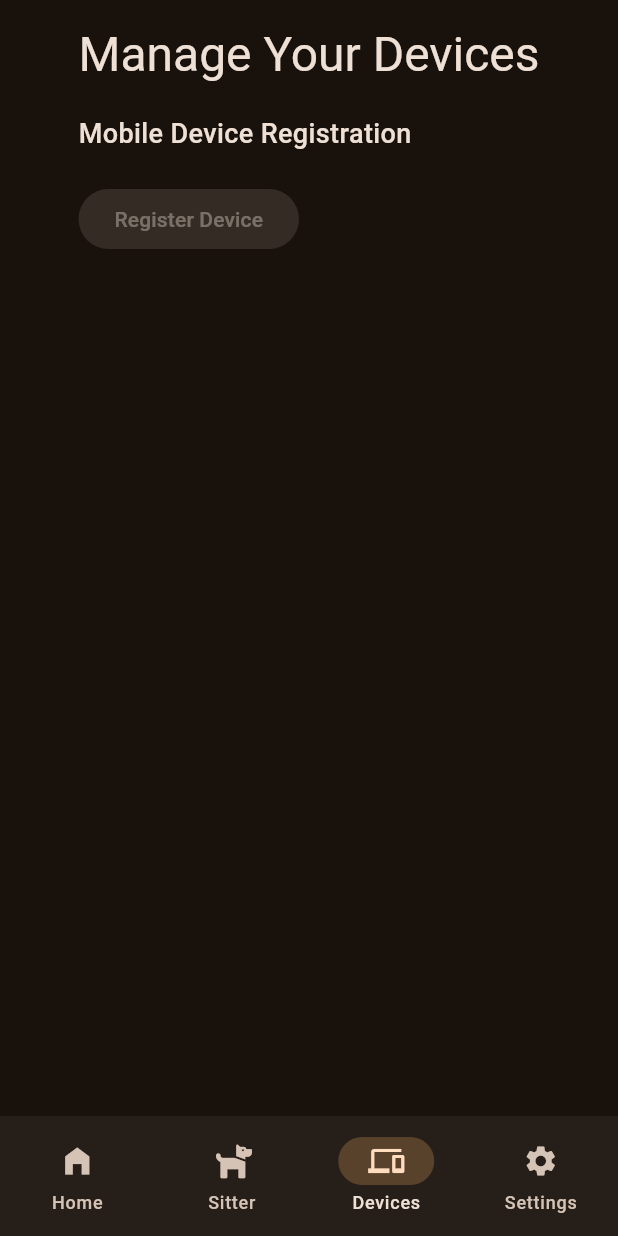
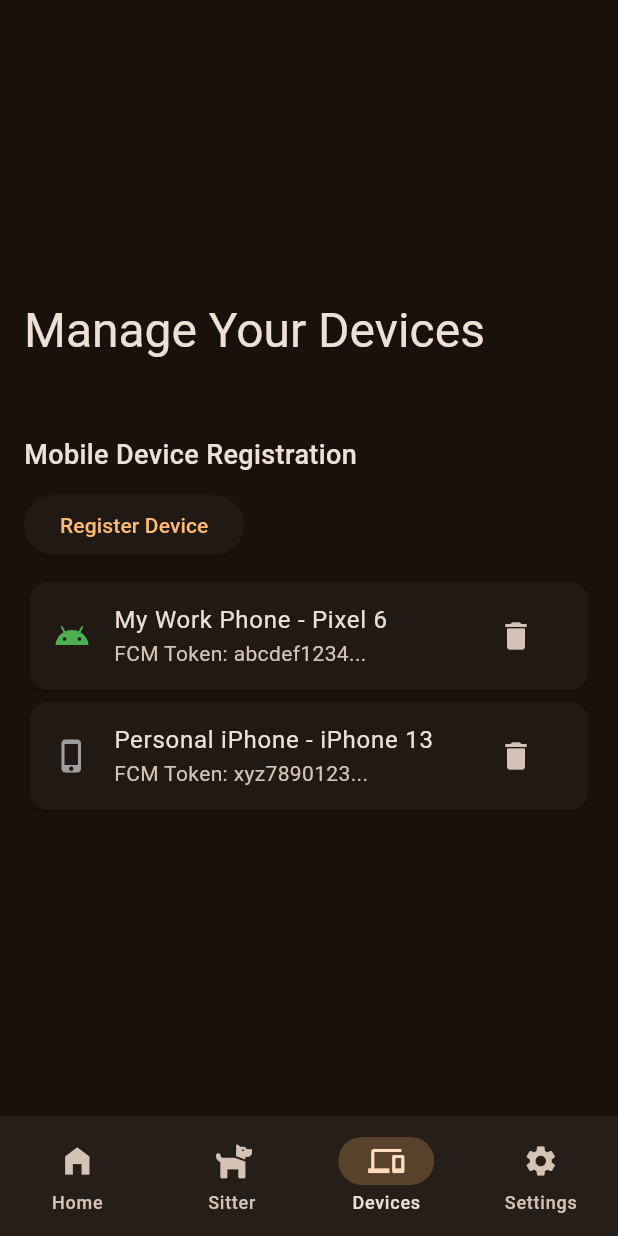
Before and after one commit to deathcoder/barkbuddy, a Flutter app: the screen it shows once a user with an empty profile is signed in, item 3 of the bottom bar chosen, on a phone screen of 412 x 824 dp. Run offline on Flutter 3.47's test engine with Material 3 defaults, Android fonts, the phone set to English and light mode, and no system bars; our stand-ins replace after_layout, bloc, cloud_firestore, device_info_plus, equatable, firebase_auth and 8 more; missing offline and left inert: firebase_app_check, pcmtowave, record; accounts and stored records are empty; network calls fail.

Commit message:
refactor pages and add register device functionality

```diff
--- /dev/null
+++ b/lib/common/collections.dart
@@ -0,0 +1,13 @@
+class Collections {
+  static final Users users = Users();
+}
+
+class Users {
+  final Devices devices = Devices();
+
+  final String collection = "users";
+}
+
+class Devices {
+  final String collection = "devices";
+}
--- a/lib/common/settings.dart
+++ b/lib/common/settings.dart
@@ -11,7 +11,7 @@ class Stub {
   Stub({
     this.gemini = true,
     this.audio = true,
-    this.notifications = true,
+    this.notifications = false,
     this.textToSpeech = true,
   });
 }
--- a/lib/home/home_screen.dart
+++ b/lib/home/home_screen.dart
@@ -1,6 +1,6 @@
 import 'package:barkbuddy/home/navigation/destination.dart';
 import 'package:barkbuddy/home/navigation/navigation_scaffold.dart';
-import 'package:barkbuddy/home/pages/sitter/bloc/audio_recorder_bloc.dart';
+import 'package:barkbuddy/home/pages/sitter/bloc/sitter_bloc.dart';
 import 'package:barkbuddy/home/pages/sitter/services/ai/barkbuddy_ai_service.dart';
 import 'package:barkbuddy/home/pages/sitter/services/notification/notification_service.dart';
 import 'package:barkbuddy/home/pages/sitter/services/recorder/recorder_service.dart';
@@ -25,13 +25,13 @@ class _HomeScreenState extends State<HomeScreen> {
 
   @override
   Widget build(BuildContext context) {
-    return BlocProvider<AudioRecorderBloc>(
-      create: (context) => AudioRecorderBloc(
+    return BlocProvider<SitterBloc>(
+      create: (context) => SitterBloc(
         textToSpeechService: context.read<TextToSpeechService>(),
         audioRecorderService: context.read<RecorderService>(),
         barkbuddyAiService: context.read<BarkbuddyAiService>(),
         notificationService: context.read<NotificationService>(),
-      )..add(InitializeAudioRecorder()),
+      )..add(InitializeSitter()),
       child: NavigationScaffold(
         selectedIndex: selectedIndex,
         body: SafeArea(
--- a/lib/home/navigation/destination.dart
+++ b/lib/home/navigation/destination.dart
@@ -2,7 +2,7 @@ import 'package:barkbuddy/common/widgets/barkbuddy_icons.dart';
 import 'package:barkbuddy/home/pages/devices/devices_page.dart';
 import 'package:barkbuddy/home/pages/home_page.dart';
 import 'package:barkbuddy/home/pages/settings_page.dart';
-import 'package:barkbuddy/home/pages/sitter/ai_sitter_page.dart';
+import 'package:barkbuddy/home/pages/sitter/sitter_page.dart';
 import 'package:flutter/material.dart';
 
 class Destination {
@@ -14,7 +14,7 @@ class Destination {
 
 List<Destination> destinations = <Destination>[
   Destination(Icons.home_filled, 'Home', builder: (_) => const HomePage()),
-  Destination(BarkbuddyIcons.dog, 'Sitter', builder: (_) => const AiSitterPage()),
-  Destination(Icons.devices, 'Devices', builder: (_) => const DevicesPage()),
+  Destination(BarkbuddyIcons.dog, 'Sitter', builder: (_) => const SitterPage()),
+  Destination(Icons.devices, 'Devices', builder: (_) => DevicesPage()),
   Destination(Icons.settings, 'Settings', builder: (_) => const SettingsPage()),
 ];
--- /dev/null
+++ b/lib/home/pages/devices/bloc/devices_event.dart
@@ -0,0 +1,5 @@
+part of 'devices_bloc.dart';
+
+sealed class DevicesEvent extends Equatable {
+  const DevicesEvent();
+}
--- a/lib/home/pages/devices/devices_page.dart
+++ b/lib/home/pages/devices/devices_page.dart
@@ -1,40 +1,52 @@
 import 'dart:io' show Platform;
 
+import 'package:barkbuddy/common/widgets/vertical_space.dart';
+import 'package:barkbuddy/home/pages/devices/models/user_device.dart';
+import 'package:barkbuddy/home/pages/devices/services/devices/devices_service.dart';
 import 'package:flutter/foundation.dart';
 import 'package:flutter/material.dart';
+import 'package:device_info_plus/device_info_plus.dart';
+import 'package:flutter_bloc/flutter_bloc.dart';
 
 class DevicesPage extends StatelessWidget {
-  final String? fcmToken = null;
-  final bool isLoading = false;
 
-  const DevicesPage({super.key});
+  // Sample data for registered devices
+  final List<UserDevice> registeredDevices = [
+    UserDevice(
+      platform: 'android',
+      name: 'My Work Phone - Pixel 6',
+      fcmToken: 'abcdef123456',
+    ),
+    UserDevice(
+      platform: 'ios',
+      name: 'Personal iPhone - iPhone 13',
+      fcmToken: 'xyz789012345',
+    ),
+  ];
+
+  DevicesPage({super.key});
 
   get kIsAndroidOrIos => !kIsWeb && (Platform.isAndroid || Platform.isIOS);
 
   @override
   Widget build(BuildContext context) {
-    return Column(
+    return SingleChildScrollView(
+      child: Column(
         crossAxisAlignment: CrossAxisAlignment.start,
         children: [
           Text(
             'Manage Your Devices',
             style: Theme.of(context).textTheme.headlineLarge,
           ),
-        const SizedBox(height: 20),
+          VerticalSpace.medium(),
           if (kIsAndroidOrIos) ...[
             const Text(
               'Mobile Device Registration',
               style: TextStyle(fontSize: 18, fontWeight: FontWeight.w500),
             ),
-          const SizedBox(height: 10),
-          if (isLoading && false)
-            const CircularProgressIndicator()
-          else if (fcmToken != null)
-            //Text('FCM Token: ${_fcmToken!.substring(0, 20)}...'),
-            const Text('FCM Token: <partial fcm token will go here>'),
-          const SizedBox(height: 10),
+            VerticalSpace.small(),
             ElevatedButton(
-            onPressed: fcmToken != null ? _registerDevice : null,
+              onPressed: () => _showRegisterDeviceDialog(context),
               child: const Text('Register Device'),
             ),
           ] else
@@ -42,14 +54,92 @@ class DevicesPage extends StatelessWidget {
               'To receive notifications, register your device by opening the app on your mobile phone.',
               style: Theme.of(context).textTheme.titleMedium,
             ),
+          const SizedBox(height: 10),
+          ListView.builder(
+            shrinkWrap: true,
+            physics: const NeverScrollableScrollPhysics(),
+            itemCount: registeredDevices.length,
+            itemBuilder: (context, index) {
+              final device = registeredDevices[index];
+              return Card(
+                child: ListTile(
+                  leading: Icon(
+                    device.platform == 'android' ? Icons.android : Icons.phone_iphone,
+                    color: device.platform == 'android' ? Colors.green : Colors.grey,
+                  ),
+                  title: Text(device.name),
+                  subtitle: Text('FCM Token: ${device.fcmToken.substring(0, 10)}...'),
+                  trailing: IconButton(
+                    icon: const Icon(Icons.delete),
+                    onPressed: () {
+                      // TODO: Implement device removal
+                    },
+                  ),
+                ),
+              );
+            },
+          ),
         ],
+      ),
     );
   }
 
-  Future<void> _registerDevice() async {
-    if (fcmToken != null) {
-      // TODO: Implement your API call to register the device
-      print('Registering device with FCM token: $fcmToken');
+  Future<void> _showRegisterDeviceDialog(BuildContext context) async {
+    final TextEditingController nameController = TextEditingController(text: await _getDeviceModel());
+
+    if(context.mounted) {
+      return showDialog(
+        context: context,
+        builder: (context) {
+          return AlertDialog(
+            title: const Text('Register Device'),
+            content: TextField(
+              controller: nameController,
+              decoration: const InputDecoration(
+                labelText: 'Device Name',
+              ),
+            ),
+            actions: [
+              TextButton(
+                onPressed: () => Navigator.of(context).pop(),
+                child: const Text('Cancel'),
+              ),
+              TextButton(
+                onPressed: () {
+                  if (nameController.text.isNotEmpty) {
+                    _registerDevice(context, nameController.text);
+                    Navigator.of(context).pop();
+                  }
+                },
+                child: const Text('Register'),
+              ),
+            ],
+          );
+        },
+      );
     }
   }
+
+  Future<String?> _getDeviceModel() async {
+    DeviceInfoPlugin deviceInfo = DeviceInfoPlugin();
+
+    if(kIsWeb) {
+      var webBrowserInfo = await deviceInfo.webBrowserInfo;
+      return webBrowserInfo.userAgent;
     }
+    if(Platform.isAndroid) {
+      var androidDeviceInfo = await deviceInfo.androidInfo;
+      return androidDeviceInfo.model;
+    }
+    if(Platform.isIOS) {
+      var iosDeviceInfo = await deviceInfo.iosInfo;
+      return iosDeviceInfo.model;
+    }
+
+    return null;
+  }
+
+  void _registerDevice(BuildContext context, String deviceName) {
+    context.read<DevicesService>().saveCurrentDevice(name: deviceName);
+  }
+}
--- /dev/null
+++ b/lib/home/pages/devices/models/user_device.dart
@@ -0,0 +1,40 @@
+import 'package:json_annotation/json_annotation.dart';
+import 'package:uuid/uuid.dart';
+
+part '../../../../generated/home/pages/devices/models/user_device.g.dart';
+
+@JsonSerializable()
+class UserDevice {
+  final String uid;
+  final String platform;
+  final String name;
+  final String fcmToken;
+
+  UserDevice._({
+    required this.uid,
+    required this.platform,
+    required this.fcmToken,
+    required this.name,
+  });
+
+  factory UserDevice({
+    String? uid,
+    required String platform,
+    required String fcmToken,
+    required String name,
+  }) {
+    return UserDevice._(
+      uid: uid ?? const Uuid().v4(),
+      platform: platform,
+      fcmToken: fcmToken,
+      name: name,
+    );
+  }
+
+  factory UserDevice.fromJson(Map<String, dynamic> json) =>
+      _$UserDeviceFromJson(json);
+
+  Map<String, dynamic> toJson() => _$UserDeviceToJson(this);
+}
+
+typedef UserDevices = Iterable<UserDevice>;
--- a/lib/home/pages/sitter/bloc/audio_recorder_event.dart
+++ b/lib/home/pages/sitter/bloc/sitter_event.dart
@@ -1,15 +1,15 @@
-part of 'audio_recorder_bloc.dart';
+part of 'sitter_bloc.dart';
 
-sealed class AudioRecorderEvent extends Equatable {
-  const AudioRecorderEvent();
+sealed class SitterEvent extends Equatable {
+  const SitterEvent();
 }
 
-final class InitializeAudioRecorder extends AudioRecorderEvent {
+final class InitializeSitter extends SitterEvent {
   @override
   List<Object> get props => [];
 }
 
-final class UpdateVolume extends AudioRecorderEvent {
+final class UpdateVolume extends SitterEvent {
   final double volume;
 
   const UpdateVolume({required this.volume});
@@ -18,12 +18,12 @@ final class UpdateVolume extends AudioRecorderEvent {
   List<Object> get props => [volume];
 }
 
-final class RecordNoise extends AudioRecorderEvent {
+final class RecordNoise extends SitterEvent {
   @override
   List<Object> get props => [];
 }
 
-final class ExecuteAction extends AudioRecorderEvent {
+final class ExecuteAction extends SitterEvent {
   final BarkbuddyAction action;
 
   const ExecuteAction({required this.action});
@@ -32,7 +32,7 @@ final class ExecuteAction extends AudioRecorderEvent {
   List<Object> get props => [action];
 }
 
-final class AddActions extends AudioRecorderEvent {
+final class AddActions extends SitterEvent {
   final List<BarkbuddyAction> actions;
 
   const AddActions({required this.actions});
@@ -41,7 +41,7 @@ final class AddActions extends AudioRecorderEvent {
   List<Object> get props => [actions];
 }
 
-final class DebugBark extends AudioRecorderEvent {
+final class DebugBark extends SitterEvent {
   @override
   List<Object> get props => [];
 }
--- a/lib/home/pages/sitter/bloc/audio_recorder_state.dart
+++ b/lib/home/pages/sitter/bloc/sitter_state.dart
@@ -1,19 +1,19 @@
-part of 'audio_recorder_bloc.dart';
+part of 'sitter_bloc.dart';
 
 const double uninitializedVolume = -1;
 
-sealed class AbstractAudioRecorderState extends Equatable {
-  const AbstractAudioRecorderState();
+sealed class AbstractSitterState extends Equatable {
+  const AbstractSitterState();
 }
 
-final class AudioRecorderState extends AbstractAudioRecorderState {
+final class SitterState extends AbstractSitterState {
   final double volume;
   final List<BarkbuddyAction> actions;
   final BarkbuddyAction? actionToExecute;
   final bool logDebugTransition;
   final DateTime noCache;
 
-  AudioRecorderState({
+  SitterState({
     this.volume = uninitializedVolume,
     this.actions = const [],
     this.actionToExecute,
--- a/lib/home/pages/sitter/services/notification/notification_service.dart
+++ b/lib/home/pages/sitter/services/notification/notification_service.dart
@@ -1,5 +1,5 @@
 abstract interface class NotificationService {
-  get fcmToken;
+  Future<String?> get fcmToken;
 
   Future<void> initialize();
 
--- a/pubspec.yaml
+++ b/pubspec.yaml
@@ -55,6 +55,8 @@ dependencies:
   google_sign_in: ^6.2.1
   firebase_app_check: ^0.3.0+3
   cloud_firestore: ^5.1.0
+  device_info_plus: ^10.1.0
+  uuid: ^4.4.2
 
 dev_dependencies:
   flutter_test:
```
Also changed, not shown: lib/common/widgets/barkbuddy_icons.dart (+3 -23 lines), lib/home/pages/devices/bloc/devices_bloc.dart (added, +13 -0 lines), lib/home/pages/devices/bloc/devices_state.dart (added, +12 -0 lines), lib/home/pages/devices/services/devices/devices_service.dart (added, +58 -0 lines), lib/home/pages/sitter/bloc/sitter_bloc.dart (renamed from lib/home/pages/sitter/bloc/audio_recorder_bloc.dart, +23 -23 lines), lib/home/pages/sitter/sitter_page.dart (renamed from lib/home/pages/sitter/ai_sitter_page.dart, +8 -8 lines), lib/login/services/users/user_service.dart (+16 -7 lines), lib/main.dart (+32 -13 lines), lib/generated/home/pages/devices/models/user_device.g.dart (added), pubspec.lock, 1 other file. Lines whose indentation alone changed are shown as unchanged.
